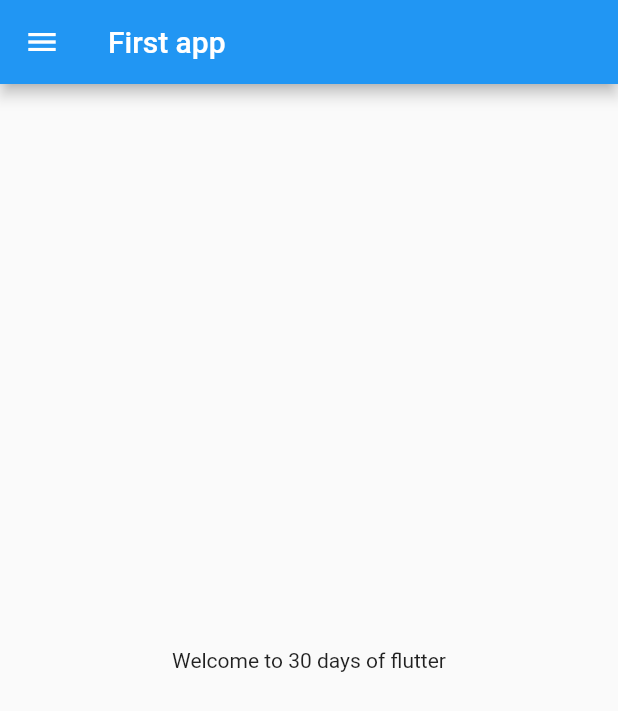
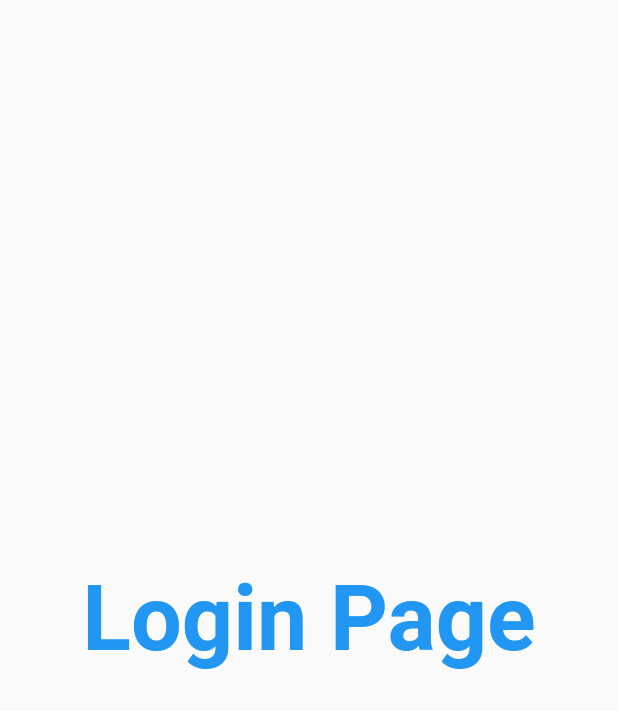
Before and after one commit to Niik5555/Flutter_First_App, a Flutter app: the screen it shows after launch, on a phone screen of 412 x 824 dp. Shown: the top 711 px of the screen. Run offline on Flutter 3.47's test engine with Material 2 defaults, Android fonts, the phone set to English and light mode, and no system bars.

Commit message:
Day 3 completed

```diff
--- a/first_app/lib/main.dart
+++ b/first_app/lib/main.dart
@@ -1,5 +1,6 @@
+import 'package:first_app/pages/login.dart';
 import 'package:flutter/material.dart';
-import 'home.dart';
+import 'pages/home.dart';
 
 void main() {
   runApp(const MyApp());
@@ -11,7 +12,14 @@ class MyApp extends StatelessWidget {
   @override
   Widget build(BuildContext context) {
     return MaterialApp(
-      home: Homepage(),
+      // home: const Homepage(),
+      themeMode: ThemeMode.light,
+      darkTheme: ThemeData(brightness: Brightness.dark),
+      theme: ThemeData(primarySwatch: Colors.red),
+      routes: {
+        "/": (context) => const LoginPage(),
+        "/login": (context) => const LoginPage()
+      },
     );
   }
 }
--- /dev/null
+++ b/first_app/lib/pages/login.dart
@@ -0,0 +1,18 @@
+import 'package:flutter/material.dart';
+
+class LoginPage extends StatelessWidget {
+  const LoginPage({super.key});
+
+  @override
+  Widget build(BuildContext context) {
+    return const Material(
+      child: Center(
+          child: Text(
+        "Login Page",
+        style: TextStyle(
+            fontSize: 20, color: Colors.blue, fontWeight: FontWeight.bold),
+        textScaleFactor: 3,
+      )),
+    );
+  }
+}
```
Also changed, not shown: first_app/lib/pages/home.dart (renamed from first_app/lib/home.dart).
